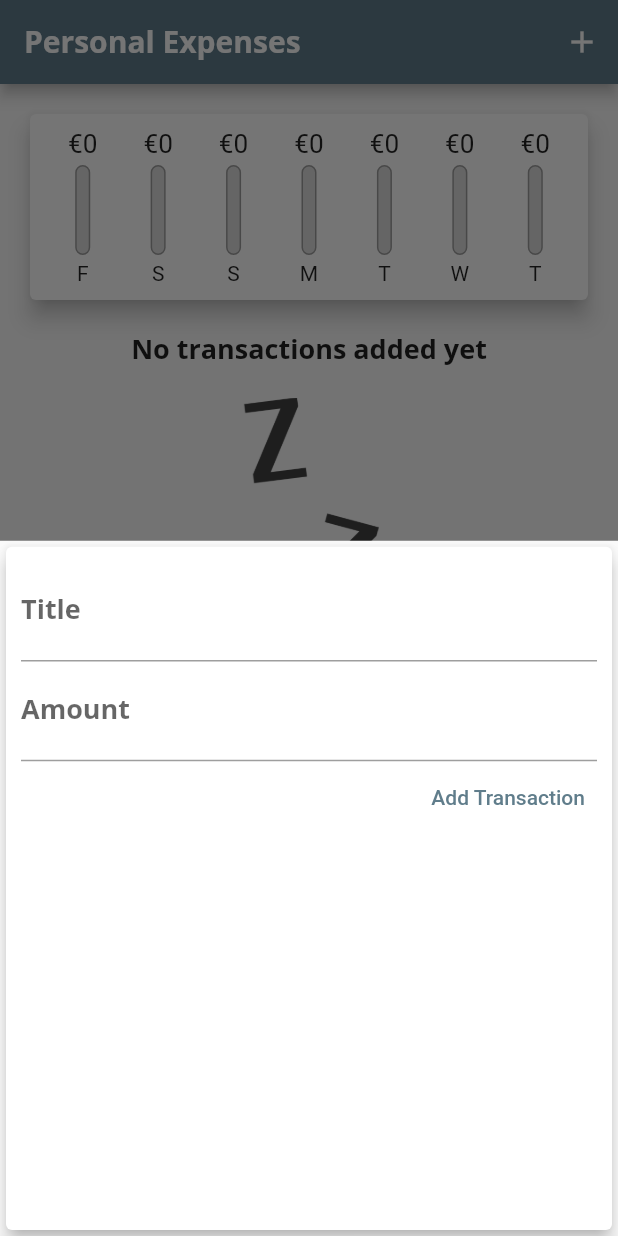
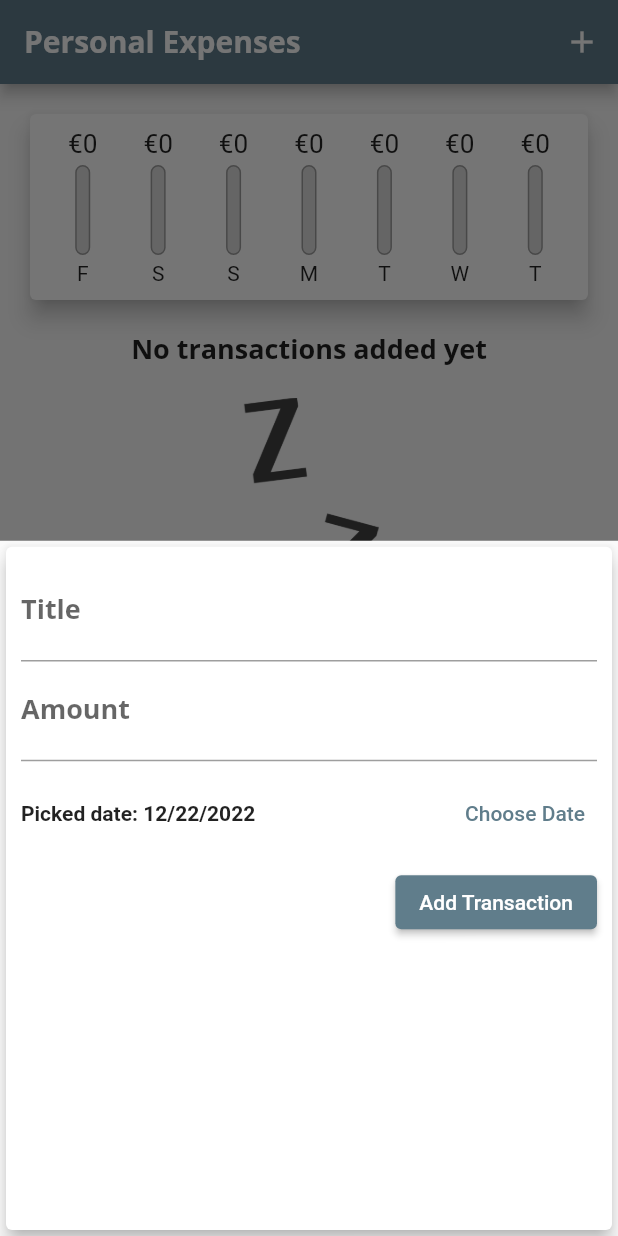
Before and after one commit to airinpopcorn/expenses_project, a Flutter app: the screen it shows after launch, after a tap on the "add" icon, on a phone screen of 412 x 824 dp. Run offline on Flutter 3.47's test engine with Material 2 defaults, Android fonts, the phone set to English and light mode, and no system bars.

Commit message:
Add date selection when create a new transaction

```diff
--- a/lib/main.dart
+++ b/lib/main.dart
@@ -42,15 +42,7 @@ class MyHomePage extends StatefulWidget {
 }
 
 class _MyHomePageState extends State<MyHomePage> {
-  final List<Transaction> _userTransactions = [
-    /* Transaction(
-        id: "t1", title: "New Shoes", amount: 69.99, date: DateTime.now()),
-    Transaction(
-        id: "t2",
-        title: "Weekley Groceries",
-        amount: 16.53,
-        date: DateTime.now()) */
-  ];
+  final List<Transaction> _userTransactions = [];
 
   List<Transaction> get _recentTransactions {
     return _userTransactions.where((transaction) {
@@ -60,11 +52,11 @@ class _MyHomePageState extends State<MyHomePage> {
     }).toList();
   }
 
-  void _addNewTransaction(String title, double amount) {
+  void _addNewTransaction(String title, double amount, DateTime choosenDate) {
     final newTx = Transaction(
         title: title,
         amount: amount,
-        date: DateTime.now(),
+        date: choosenDate,
         id: DateTime.now().toString());
 
     setState(() {
@@ -79,6 +71,12 @@ class _MyHomePageState extends State<MyHomePage> {
         return NewTransaction(_addNewTransaction);
       },
     );
+  }
+
+  void _deleteTransaction(String id) {
+    setState(() {
+      _userTransactions.removeWhere((transaction) => transaction.id == id);
+    });
   }
 
   @override
@@ -99,7 +97,7 @@ class _MyHomePageState extends State<MyHomePage> {
           crossAxisAlignment: CrossAxisAlignment.stretch,
           children: [
             Chart(recentTransaction: _recentTransactions),
-            TransactionList(_userTransactions)
+            TransactionList(_userTransactions, _deleteTransaction)
           ],
         ),
       ),
--- a/lib/widgets/new_transaction.dart
+++ b/lib/widgets/new_transaction.dart
@@ -1,4 +1,5 @@
 import 'package:flutter/material.dart';
+import 'package:intl/intl.dart';
 
 class NewTransaction extends StatefulWidget {
   final Function addTx;
@@ -10,21 +11,43 @@ class NewTransaction extends StatefulWidget {
 }
 
 class _NewTransactionState extends State<NewTransaction> {
-  final titleController = TextEditingController();
+  final _titleController = TextEditingController();
 
-  final amountController = TextEditingController();
+  final _amountController = TextEditingController();
 
-  void submitData() {
-    final enteredTitle = titleController.text;
-    final enteredAmount = double.parse(amountController.text);
+  DateTime _selectedDate = DateTime.now();
 
-    if (enteredTitle.isEmpty || enteredAmount <= 0) {
+  void _submitData() {
+    final enteredTitle = _titleController.text;
+    final enteredAmount = double.parse(_amountController.text);
+
+    if (enteredTitle.isEmpty || enteredAmount <= 0 || _selectedDate == null) {
       return;
     }
 
-    widget.addTx(enteredTitle, enteredAmount);
+    widget.addTx(
+      enteredTitle,
+      enteredAmount,
+      _selectedDate,
+    );
 
     Navigator.of(context).pop();
+  }
+
+  void _presentDatePicker() {
+    showDatePicker(
+      context: context,
+      initialDate: DateTime.now(),
+      firstDate: DateTime(2022),
+      lastDate: DateTime.now(),
+    ).then((pickedDate) {
+      if (pickedDate == null) {
+        return;
+      }
+      setState(() {
+        _selectedDate = pickedDate;
+      });
+    });
   }
 
   @override
@@ -38,18 +61,42 @@ class _NewTransactionState extends State<NewTransaction> {
           children: [
             TextField(
               decoration: InputDecoration(labelText: "Title"),
-              controller: titleController,
-              onSubmitted: (_) => submitData(),
+              controller: _titleController,
+              onSubmitted: (_) => _submitData(),
             ),
             TextField(
               decoration: InputDecoration(labelText: "Amount"),
-              controller: amountController,
+              controller: _amountController,
               keyboardType: TextInputType.numberWithOptions(decimal: true),
-              onSubmitted: (_) => submitData(),
+              onSubmitted: (_) => _submitData(),
             ),
-            TextButton(
-              onPressed: submitData,
-              child: Text("Add Transaction"),
+            Container(
+              height: 70,
+              child: Row(
+                children: [
+                  Expanded(
+                    child: Text(
+                      _selectedDate == null
+                          ? "No date chosen"
+                          : 'Picked date: ${DateFormat.yMd().format(_selectedDate)}',
+                      style: TextStyle(fontWeight: FontWeight.bold),
+                    ),
+                  ),
+                  TextButton(
+                    onPressed: _presentDatePicker,
+                    child: const Text(
+                      "Choose Date",
+                    ),
+                  )
+                ],
+              ),
+            ),
+            ElevatedButton(
+              onPressed: _submitData,
+              child: const Text(
+                "Add Transaction",
+                style: TextStyle(color: Colors.white),
+              ),
             )
           ],
         ),
--- a/lib/widgets/transaction_list.dart
+++ b/lib/widgets/transaction_list.dart
@@ -4,7 +4,10 @@ import '../models/transaction.dart';
 
 class TransactionList extends StatelessWidget {
   final List<Transaction> transactions;
-  const TransactionList(this.transactions, {super.key});
+
+  final Function deleteTransaction;
+
+  const TransactionList(this.transactions, this.deleteTransaction, {super.key});
 
   @override
   Widget build(BuildContext context) {
@@ -58,6 +61,12 @@ class TransactionList extends StatelessWidget {
                         DateFormat.yMMMd().format(transactions[index].date),
                         style: Theme.of(context).textTheme.bodyMedium,
                       ),
+                      trailing: IconButton(
+                        icon: Icon(Icons.delete),
+                        onPressed: () =>
+                            deleteTransaction(transactions[index].id),
+                        color: Theme.of(context).errorColor,
+                      ),
                     ),
                   );
                 },
```
